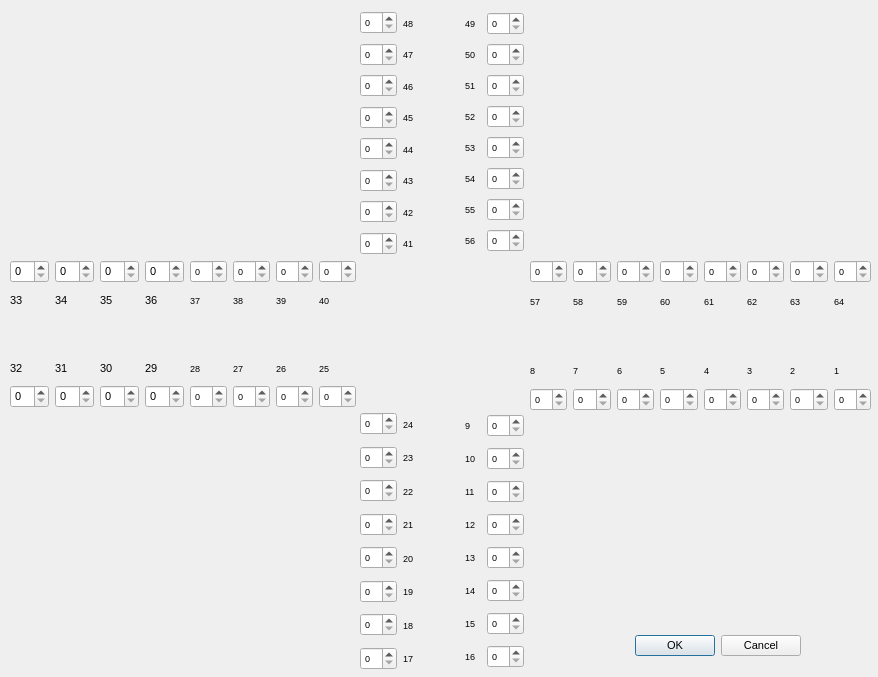
Above: app/functionalisationdialog.ui from Tilagiho/eNoseAnnotator before the change. Below: the same form after it.
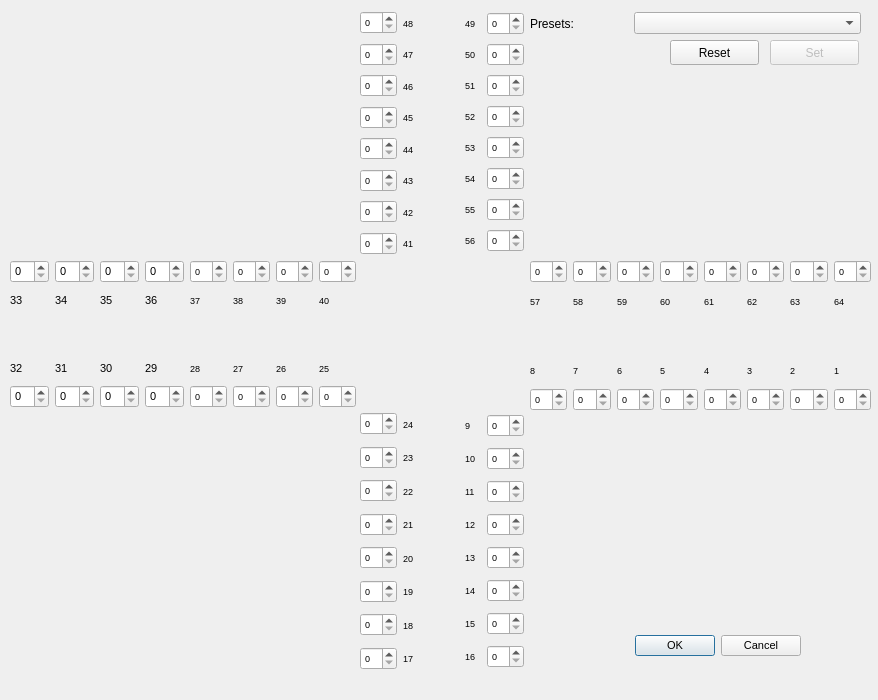
That is the form after the change.

The edit to the form file:
```diff
--- a/app/functionalisationdialog.ui
+++ b/app/functionalisationdialog.ui
@@ -7,7 +7,7 @@
     <x>0</x>
     <y>0</y>
     <width>878</width>
-    <height>677</height>
+    <height>700</height>
    </rect>
   </property>
   <property name="sizePolicy">
@@ -19,13 +19,13 @@
   <property name="minimumSize">
    <size>
     <width>878</width>
-    <height>677</height>
+    <height>700</height>
    </size>
   </property>
   <property name="maximumSize">
    <size>
     <width>878</width>
-    <height>677</height>
+    <height>700</height>
    </size>
   </property>
   <property name="windowTitle">
@@ -944,7 +944,7 @@
     </item>
    </layout>
   </widget>
-  <widget class="QWidget" name="">
+  <widget class="QWidget" name="layoutWidget">
    <property name="geometry">
     <rect>
      <x>10</x>
@@ -1399,7 +1399,7 @@
     </item>
    </layout>
   </widget>
-  <widget class="QWidget" name="">
+  <widget class="QWidget" name="layoutWidget">
    <property name="geometry">
     <rect>
      <x>530</x>
@@ -1845,6 +1845,68 @@
     </item>
    </layout>
   </widget>
+  <widget class="QPushButton" name="pushButton">
+   <property name="enabled">
+    <bool>false</bool>
+   </property>
+   <property name="geometry">
+    <rect>
+     <x>770</x>
+     <y>40</y>
+     <width>89</width>
+     <height>25</height>
+    </rect>
+   </property>
+   <property name="text">
+    <string>Set</string>
+   </property>
+  </widget>
+  <widget class="QPushButton" name="pushButton_2">
+   <property name="geometry">
+    <rect>
+     <x>670</x>
+     <y>40</y>
+     <width>89</width>
+     <height>25</height>
+    </rect>
+   </property>
+   <property name="text">
+    <string>Reset</string>
+   </property>
+  </widget>
+  <widget class="QWidget" name="">
+   <property name="geometry">
+    <rect>
+     <x>530</x>
+     <y>10</y>
+     <width>331</width>
+     <height>27</height>
+    </rect>
+   </property>
+   <layout class="QHBoxLayout" name="horizontalLayout_9">
+    <item>
+     <widget class="QLabel" name="label_9">
+      <property name="text">
+       <string>Presets:</string>
+      </property>
+     </widget>
+    </item>
+    <item>
+     <widget class="QComboBox" name="comboBox">
+      <item>
+       <property name="text">
+        <string/>
+       </property>
+      </item>
+      <item>
+       <property name="text">
+        <string>4 Funcs à 10 channels, 1 Each Wing</string>
+       </property>
+      </item>
+     </widget>
+    </item>
+   </layout>
+  </widget>
  </widget>
  <resources/>
  <connections>
```
Left out of the diff: 2 changed lines with no effect on the pictures.
